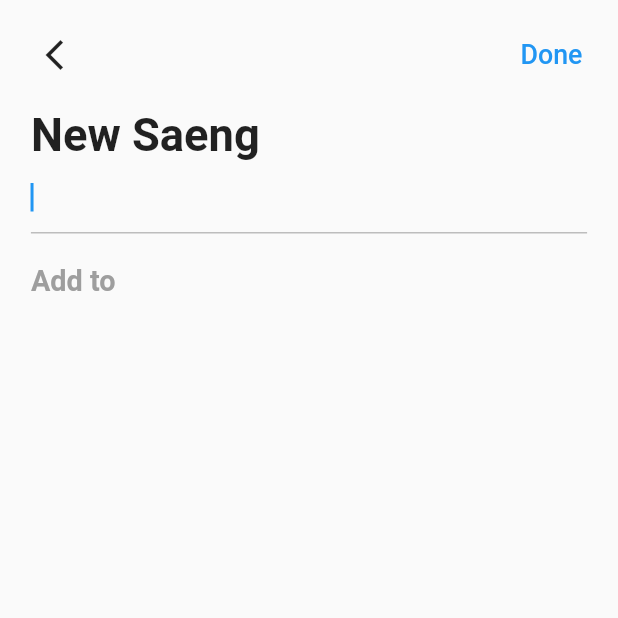
After one commit to Just-saeng/Saeng-develop, a Flutter app: the AddDialog screen opened directly, on a phone screen of 412 x 824 dp, the top half of it. The commit adds this screen. Run offline on Flutter 3.47's test engine with Material 2 defaults, Android fonts, the phone set to English and light mode, and no system bars; our stand-ins replace dotted_border, equatable, flutter_easyloading, get, get_storage, step_progress_indicator; accounts and stored records are empty.

Commit message:
2023.07.12

```diff
--- a/lib/app/modules/home/controller.dart
+++ b/lib/app/modules/home/controller.dart
@@ -62,7 +62,7 @@ class HomeController extends GetxController {
 
   @override
   void onClose() {
-    // TODO: implement onClose
+    // implement onClose
     formEditCtrl.dispose();
     super.onClose();
   } // formEditCtrl을 컨트롤러가 소멸될 때 정리함
--- a/lib/app/modules/home/view.dart
+++ b/lib/app/modules/home/view.dart
@@ -6,6 +6,7 @@ import 'package:saeng_app/app/core/values/colors.dart';
 import 'package:saeng_app/app/data/models/task.dart';
 import 'package:saeng_app/app/modules/home/controller.dart';
 import 'package:saeng_app/app/modules/home/widgets/add_card.dart';
+import 'package:saeng_app/app/modules/home/widgets/add_dialog.dart';
 import 'package:saeng_app/app/modules/home/widgets/task_card.dart';
 
 class Homepage extends GetView<HomeController> {
@@ -64,7 +65,7 @@ class Homepage extends GetView<HomeController> {
               ],
             ),
           ),
-          //ReportPage()
+          //TODO:ReportPage()
         ]),
       ),
       floatingActionButton: DragTarget<Task>(
@@ -74,7 +75,8 @@ class Homepage extends GetView<HomeController> {
             () => FloatingActionButton(
               onPressed: () {
                 if (controller.tasks.isNotEmpty) {
-                  //Get.to(() => AddDialog(), transition: Transition.downToUp);
+                  Get.to(() => AddDialog(),
+                      transition: Transition.downToUp); //transition 은 애니메이션 효과
                 } else {
                   EasyLoading.showInfo('Please create task first..');
                 }
--- /dev/null
+++ b/lib/app/modules/home/widgets/add_dialog.dart
@@ -0,0 +1,160 @@
+import 'package:flutter/material.dart';
+import 'package:flutter_easyloading/flutter_easyloading.dart';
+import 'package:get/get.dart';
+import 'package:saeng_app/app/core/utils/extensions.dart';
+import 'package:saeng_app/app/modules/home/controller.dart';
+
+import '../../../core/values/colors.dart';
+
+class AddDialog extends StatelessWidget {
+  final homeCtrl = Get.find<HomeController>();
+  AddDialog({super.key});
+
+  @override
+  Widget build(BuildContext context) {
+    return WillPopScope(
+      onWillPop: () async => false,
+      child: Scaffold(
+        body: Form(
+          key: homeCtrl.formKey,
+          child: ListView(
+            children: [
+              Padding(
+                padding: EdgeInsets.all(3.0.wp),
+                child: Row(
+                  mainAxisAlignment: MainAxisAlignment.spaceBetween,
+                  children: [
+                    IconButton(
+                      onPressed: () {
+                        Get.back();
+                        homeCtrl.formEditCtrl.clear();
+                        homeCtrl.changeTask(null);
+                      },
+                      icon: const Icon(Icons.arrow_back_ios_new),
+                    ),
+                    TextButton(
+                        style: ButtonStyle(
+                          // 버튼 스타일을 추가해서 추가안했을 때 생기는 스플레쉬 효과를 없애준다
+                          overlayColor:
+                              MaterialStateProperty.all(Colors.transparent),
+                        ),
+                        onPressed: () {
+                          if (homeCtrl.formKey.currentState!.validate()) {
+                            if (homeCtrl.task.value == null) {
+                              EasyLoading.showError('Please select task type');
+                            } else {
+                              var success = homeCtrl.updateTask(
+                                homeCtrl.task.value!,
+                                homeCtrl.formEditCtrl.text,
+                              );
+                              if (success) {
+                                EasyLoading.showToast(
+                                    'Todo item added successfully');
+                                Get.back();
+                                homeCtrl.changeTask(null);
+                              } else {
+                                EasyLoading.showToast(
+                                    'Todo item already exists');
+                              }
+                              homeCtrl.formEditCtrl.clear();
+                            }
+                          }
+                        },
+                        child: Text(
+                          'Done',
+                          style: TextStyle(fontSize: 13.0.sp),
+                        ))
+                  ],
+                ),
+              ),
+              Padding(
+                padding: EdgeInsets.symmetric(horizontal: 5.0.wp),
+                child: Text(
+                  'New Saeng',
+                  style:
+                      TextStyle(fontSize: 22.0.sp, fontWeight: FontWeight.bold),
+                ),
+              ),
+              Padding(
+                padding: EdgeInsets.symmetric(horizontal: 5.0.wp),
+                child: TextFormField(
+                  controller: homeCtrl.formEditCtrl,
+                  decoration: InputDecoration(
+                    focusedBorder: UnderlineInputBorder(
+                      borderSide: BorderSide(color: Colors.grey[400]!),
+                    ),
+                  ),
+                  autofocus: true,
+                  validator: (value) {
+                    if (value == null || value.trim().isEmpty) {
+                      return 'Please enter your todo item';
+                    }
+                    return null;
+                  },
+                ),
+              ),
+              Padding(
+                padding: EdgeInsets.only(
+                  top: 5.0.wp,
+                  right: 5.0.wp,
+                  left: 5.0.wp,
+                  bottom: 2.0.wp,
+                ),
+                child: Text(
+                  'Add to',
+                  style: TextStyle(
+                    fontSize: 14.0.sp,
+                    fontWeight: FontWeight.bold,
+                    color: Colors.grey,
+                  ),
+                ),
+              ),
+              ...homeCtrl.tasks.map(
+                (element) => Obx(
+                  () => InkWell(
+                    onTap: () {
+                      homeCtrl.changeTask(element);
+                    },
+                    child: Padding(
+                      padding: EdgeInsets.symmetric(
+                          horizontal: 5.0.wp, vertical: 2.0.wp),
+                      child: Row(
+                        mainAxisAlignment: MainAxisAlignment.spaceBetween,
+                        children: [
+                          Row(
+                            children: [
+                              Icon(
+                                IconData(element.icon,
+                                    fontFamily: 'MaterialIcons'),
+                                color: HexColor.fromHex(element.color),
+                              ),
+                              SizedBox(
+                                width: 3.0.wp,
+                              ),
+                              Text(
+                                element.title,
+                                style: TextStyle(
+                                  fontWeight: FontWeight.bold,
+                                  fontSize: 12.0.sp,
+                                ),
+                              ),
+                            ],
+                          ),
+                          if (homeCtrl.task.value == element)
+                            const Icon(
+                              Icons.check,
+                              color: darkGreen,
+                            ),
+                        ],
+                      ),
+                    ),
+                  ),
+                ),
+              ),
+            ],
+          ),
+        ),
+      ),
+    );
+  }
+}
```
